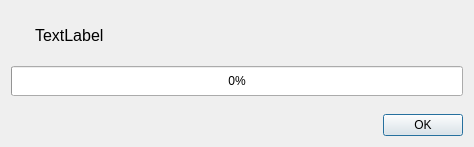
pars-linux/uludag, file kde4/package-manager/manager/ui/pminstaller.ui: the form before one commit.
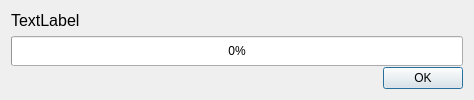
The form after the commit.

Commit message: pm-install

The edit to the form file:
```diff
--- a/kde4/package-manager/manager/ui/pminstaller.ui
+++ b/kde4/package-manager/manager/ui/pminstaller.ui
@@ -7,19 +7,52 @@
     <x>0</x>
     <y>0</y>
     <width>474</width>
-    <height>147</height>
+    <height>100</height>
    </rect>
   </property>
   <property name="minimumSize">
    <size>
     <width>470</width>
-    <height>140</height>
+    <height>100</height>
+   </size>
+  </property>
+  <property name="maximumSize">
+   <size>
+    <width>16777215</width>
+    <height>16777215</height>
    </size>
   </property>
   <property name="windowTitle">
    <string>Package Installer</string>
   </property>
   <layout class="QGridLayout" name="gridLayout">
+   <item row="0" column="0">
+    <widget class="QLabel" name="operationText">
+     <property name="sizePolicy">
+      <sizepolicy hsizetype="MinimumExpanding" vsizetype="Minimum">
+       <horstretch>0</horstretch>
+       <verstretch>0</verstretch>
+      </sizepolicy>
+     </property>
+     <property name="maximumSize">
+      <size>
+       <width>16777215</width>
+       <height>16777215</height>
+      </size>
+     </property>
+     <property name="font">
+      <font>
+       <pointsize>12</pointsize>
+      </font>
+     </property>
+     <property name="styleSheet">
+      <string/>
+     </property>
+     <property name="text">
+      <string>TextLabel</string>
+     </property>
+    </widget>
+   </item>
    <item row="1" column="0" colspan="2">
     <widget class="QProgressBar" name="progressBar">
      <property name="minimumSize">
@@ -36,20 +69,7 @@
      </property>
     </widget>
    </item>
-   <item row="3" column="1">
-    <widget class="QPushButton" name="pushButton">
-     <property name="enabled">
-      <bool>true</bool>
-     </property>
-     <property name="styleSheet">
-      <string/>
-     </property>
-     <property name="text">
-      <string>OK</string>
-     </property>
-    </widget>
-   </item>
-   <item row="3" column="0">
+   <item row="2" column="0">
     <spacer name="horizontalSpacer">
      <property name="orientation">
       <enum>Qt::Horizontal</enum>
@@ -63,36 +83,15 @@
     </spacer>
    </item>
    <item row="2" column="1">
-    <spacer name="verticalSpacer">
-     <property name="orientation">
-      <enum>Qt::Vertical</enum>
-     </property>
-     <property name="sizeHint" stdset="0">
-      <size>
-       <width>20</width>
-       <height>40</height>
-      </size>
-     </property>
-    </spacer>
-   </item>
-   <item row="0" column="0">
-    <widget class="QLabel" name="operationText">
-     <property name="sizePolicy">
-      <sizepolicy hsizetype="MinimumExpanding" vsizetype="Preferred">
-       <horstretch>0</horstretch>
-       <verstretch>0</verstretch>
-      </sizepolicy>
-     </property>
-     <property name="font">
-      <font>
-       <pointsize>12</pointsize>
-      </font>
+    <widget class="QPushButton" name="pushButton">
+     <property name="enabled">
+      <bool>true</bool>
      </property>
      <property name="styleSheet">
-      <string>padding:15px;padding-left:20px;</string>
+      <string/>
      </property>
      <property name="text">
-      <string>TextLabel</string>
+      <string>OK</string>
      </property>
     </widget>
    </item>
```
The commit also changes 1 other file.
